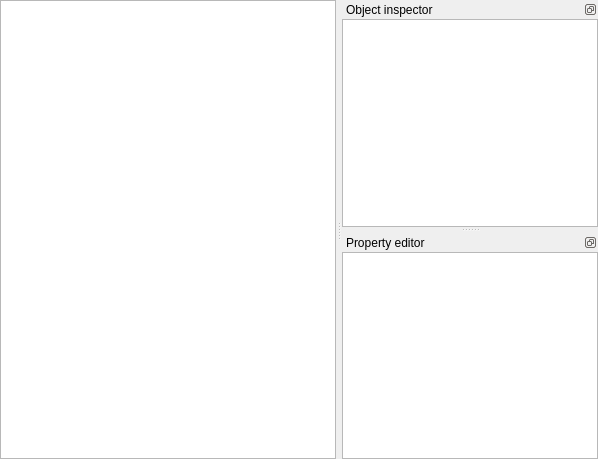
roomain/IdeaGraph, file IdeaGraph/GraphWidget.ui: the form before one commit.
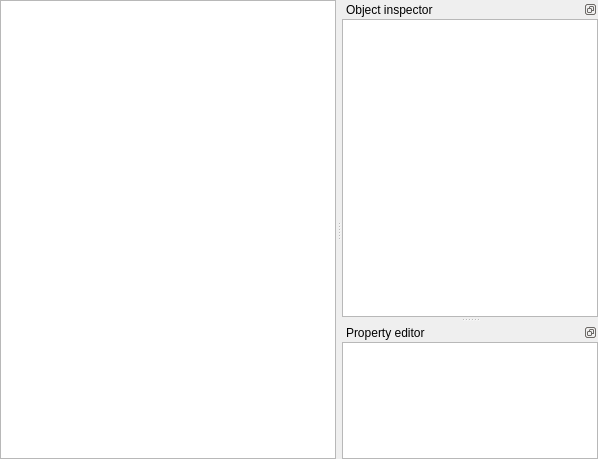
The form after the commit. Custom widgets are drawn as their Qt base class.

Patch:
```diff
--- a/IdeaGraph/GraphWidget.ui
+++ b/IdeaGraph/GraphWidget.ui
@@ -63,7 +63,11 @@
       <number>0</number>
      </property>
      <item>
-      <widget class="QTreeView" name="tvObjects"/>
+      <widget class="QTreeView" name="tvObjects">
+       <property name="alternatingRowColors">
+        <bool>true</bool>
+       </property>
+      </widget>
      </item>
     </layout>
    </widget>
@@ -96,7 +100,23 @@
       <number>0</number>
      </property>
      <item>
-      <widget class="QTreeView" name="tvProperties"/>
+      <widget class="QTreeView" name="tvProperties">
+       <property name="sizeAdjustPolicy">
+        <enum>QAbstractScrollArea::AdjustToContents</enum>
+       </property>
+       <property name="alternatingRowColors">
+        <bool>true</bool>
+       </property>
+       <property name="horizontalScrollMode">
+        <enum>QAbstractItemView::ScrollPerItem</enum>
+       </property>
+       <property name="indentation">
+        <number>10</number>
+       </property>
+       <property name="uniformRowHeights">
+        <bool>true</bool>
+       </property>
+      </widget>
      </item>
     </layout>
    </widget>
```
